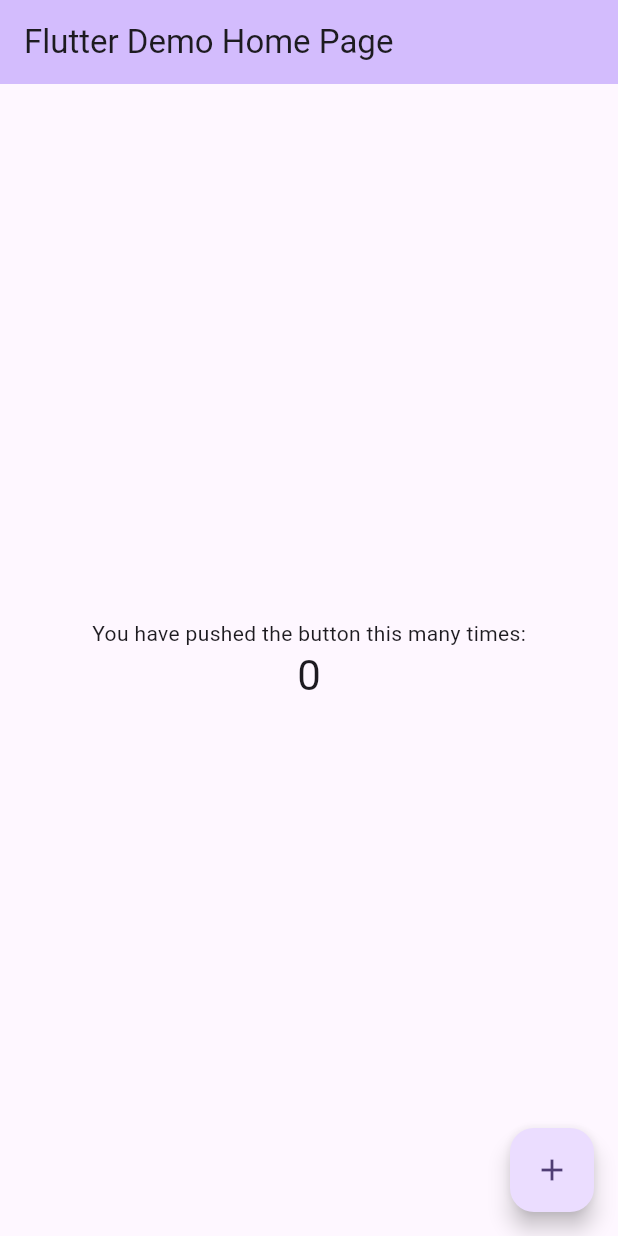
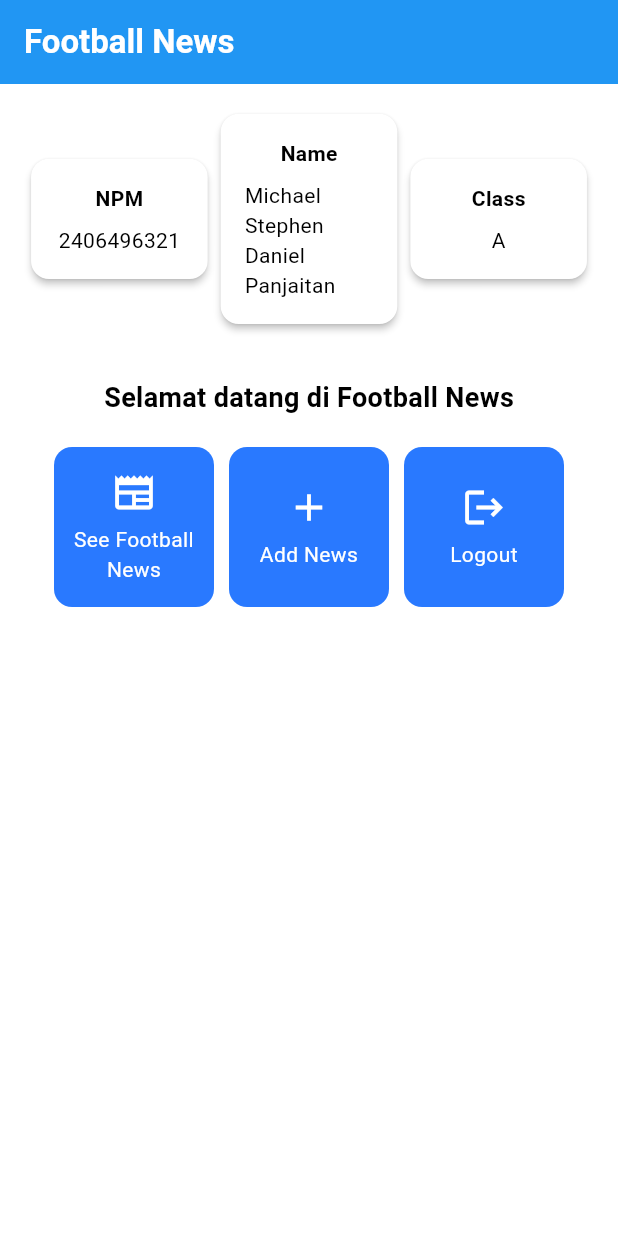
Before and after one commit to MikeyYaBoi/football-news-mobile, a Flutter app: the screen it shows after launch, on a phone screen of 412 x 824 dp. Run offline on Flutter 3.47's test engine with Material 3 defaults, Android fonts, the phone set to English and light mode, and no system bars.

Commit message:
Finished Tutorial 6

```diff
--- a/lib/main.dart
+++ b/lib/main.dart
@@ -1,4 +1,5 @@
 import 'package:flutter/material.dart';
+import 'package:football_news/menu.dart';
 
 void main() {
   runApp(const MyApp());
@@ -28,95 +29,10 @@ class MyApp extends StatelessWidget {
         //
         // This works for code too, not just values: Most code changes can be
         // tested with just a hot reload.
-        colorScheme: ColorScheme.fromSeed(seedColor: Colors.deepPurple),
+        colorScheme: ColorScheme.fromSwatch(primarySwatch: Colors.blue)
+        .copyWith(secondary: Colors.blueAccent[400]),
       ),
-      home: const MyHomePage(title: 'Flutter Demo Home Page'),
+      home:  MyHomePage(),
     );
   }
 }
-
-class MyHomePage extends StatefulWidget {
-  const MyHomePage({super.key, required this.title});
-
-  // This widget is the home page of your application. It is stateful, meaning
-  // that it has a State object (defined below) that contains fields that affect
-  // how it looks.
-
-  // This class is the configuration for the state. It holds the values (in this
-  // case the title) provided by the parent (in this case the App widget) and
-  // used by the build method of the State. Fields in a Widget subclass are
-  // always marked "final".
-
-  final String title;
-
-  @override
-  State<MyHomePage> createState() => _MyHomePageState();
-}
-
-class _MyHomePageState extends State<MyHomePage> {
-  int _counter = 0;
-
-  void _incrementCounter() {
-    setState(() {
-      // This call to setState tells the Flutter framework that something has
-      // changed in this State, which causes it to rerun the build method below
-      // so that the display can reflect the updated values. If we changed
-      // _counter without calling setState(), then the build method would not be
-      // called again, and so nothing would appear to happen.
-      _counter++;
-    });
-  }
-
-  @override
-  Widget build(BuildContext context) {
-    // This method is rerun every time setState is called, for instance as done
-    // by the _incrementCounter method above.
-    //
-    // The Flutter framework has been optimized to make rerunning build methods
-    // fast, so that you can just rebuild anything that needs updating rather
-    // than having to individually change instances of widgets.
-    return Scaffold(
-      appBar: AppBar(
-        // TRY THIS: Try changing the color here to a specific color (to
-        // Colors.amber, perhaps?) and trigger a hot reload to see the AppBar
-        // change color while the other colors stay the same.
-        backgroundColor: Theme.of(context).colorScheme.inversePrimary,
-        // Here we take the value from the MyHomePage object that was created by
-        // the App.build method, and use it to set our appbar title.
-        title: Text(widget.title),
-      ),
-      body: Center(
-        // Center is a layout widget. It takes a single child and positions it
-        // in the middle of the parent.
-        child: Column(
-          // Column is also a layout widget. It takes a list of children and
-          // arranges them vertically. By default, it sizes itself to fit its
-          // children horizontally, and tries to be as tall as its parent.
-          //
-          // Column has various properties to control how it sizes itself and
-          // how it positions its children. Here we use mainAxisAlignment to
-          // center the children vertically; the main axis here is the vertical
-          // axis because Columns are vertical (the cross axis would be
-          // horizontal).
-          //
-          // TRY THIS: Invoke "debug painting" (choose the "Toggle Debug Paint"
-          // action in the IDE, or press "p" in the console), to see the
-          // wireframe for each widget.
-          mainAxisAlignment: MainAxisAlignment.center,
-          children: <Widget>[
-            const Text('You have pushed the button this many times:'),
-            Text(
-              '$_counter',
-              style: Theme.of(context).textTheme.headlineMedium,
-            ),
-          ],
-        ),
-      ),
-      floatingActionButton: FloatingActionButton(
-        onPressed: _incrementCounter,
-        tooltip: 'Increment',
-        child: const Icon(Icons.add),
-      ), // This trailing comma makes auto-formatting nicer for build methods.
-    );
-  }
-}
--- /dev/null
+++ b/lib/menu.dart
@@ -0,0 +1,186 @@
+import 'package:flutter/material.dart';
+
+class MyHomePage extends StatelessWidget {
+    MyHomePage({super.key});
+
+    final String name = "Michael Stephen Daniel Panjaitan";
+    final String npm = "2406496321";
+    final String myClass = "A";
+
+    final List<ItemHomepage> items = [
+        ItemHomepage("See Football News", Icons.newspaper),
+        ItemHomepage("Add News", Icons.add),
+        ItemHomepage("Logout", Icons.logout),
+    ];
+
+    @override
+    Widget build(BuildContext context) {
+        return Scaffold(
+          // AppBar adalah bagian atas halaman yang menampilkan judul.
+          appBar: AppBar(
+            // Judul aplikasi "Football News" dengan teks putih dan tebal.
+            title: const Text(
+              'Football News',
+              style: TextStyle(
+                color: Colors.white,
+                fontWeight: FontWeight.bold,
+              ),
+            ),
+            // Warna latar belakang AppBar diambil dari skema warna tema aplikasi.
+            backgroundColor: Theme.of(context).colorScheme.primary,
+          ),
+          // Body halaman dengan padding di sekelilingnya.
+          body: Padding(
+            padding: const EdgeInsets.all(16.0),
+            // Menyusun widget secara vertikal dalam sebuah kolom.
+            child: Column(
+              crossAxisAlignment: CrossAxisAlignment.center,
+              children: [
+                // Row untuk menampilkan 3 InfoCard secara horizontal.
+                Row(
+                  mainAxisAlignment: MainAxisAlignment.spaceEvenly,
+                  children: [
+                    InfoCard(title: 'NPM', content: npm),
+                    InfoCard(title: 'Name', content: name),
+                    InfoCard(title: 'Class', content: myClass),
+                  ],
+                ),
+
+                // Memberikan jarak vertikal 16 unit.
+                const SizedBox(height: 16.0),
+
+                // Menempatkan widget berikutnya di tengah halaman.
+                Center(
+                  child: Column(
+                    // Menyusun teks dan grid item secara vertikal.
+
+                    children: [
+                      // Menampilkan teks sambutan dengan gaya tebal dan ukuran 18.
+                      const Padding(
+                        padding: EdgeInsets.only(top: 16.0),
+                        child: Text(
+                          'Selamat datang di Football News',
+                          style: TextStyle(
+                            fontWeight: FontWeight.bold,
+                            fontSize: 18.0,
+                          ),
+                        ),
+                      ),
+
+                      // Grid untuk menampilkan ItemCard dalam bentuk grid 3 kolom.
+                      GridView.count(
+                        primary: true,
+                        padding: const EdgeInsets.all(20),
+                        crossAxisSpacing: 10,
+                        mainAxisSpacing: 10,
+                        crossAxisCount: 3,
+                        // Agar grid menyesuaikan tinggi kontennya.
+                        shrinkWrap: true,
+
+                        // Menampilkan ItemCard untuk setiap item dalam list items.
+                        children: items.map((ItemHomepage item) {
+                          return ItemCard(item);
+                        }).toList(),
+                      ),
+                    ],
+                  ),
+                ),
+              ],
+            ),
+          ),
+        );
+    }
+}
+
+class InfoCard extends StatelessWidget {
+    // Kartu informasi yang menampilkan title dan content.
+
+    final String title;  // Judul kartu.
+    final String content;  // Isi kartu.
+
+    const InfoCard({super.key, required this.title, required this.content});
+
+    @override
+    Widget build(BuildContext context) {
+        return Card(
+          // Membuat kotak kartu dengan bayangan dibawahnya.
+          elevation: 2.0,
+              child: Container(
+                  // Mengatur ukuran dan jarak di dalam kartu.
+                  width: MediaQuery.of(context).size.width / 3.5, // menyesuaikan dengan lebar device yang digunakan.
+                  padding: const EdgeInsets.all(16.0),
+                  // Menyusun title dan content secara vertikal.
+                  child: Column(
+                      children: [
+                          Text(
+                              title,
+                              style: const TextStyle(fontWeight: FontWeight.bold),
+                          ),
+                          const SizedBox(height: 8.0),
+                          Text(content),
+                      ],
+                  ),
+              ),
+        );
+    }
+}
+
+class ItemHomepage {
+    final String name;
+    final IconData icon;
+
+    ItemHomepage(this.name, this.icon);
+}
+
+class ItemCard extends StatelessWidget {
+    // Menampilkan kartu dengan ikon dan nama.
+
+    final ItemHomepage item;
+
+    const ItemCard(this.item, {super.key});
+
+    @override
+    Widget build(BuildContext context) {
+        return Material(
+            // Menentukan warna latar belakang dari tema aplikasi.
+            color: Theme.of(context).colorScheme.secondary,
+            // Membuat sudut kartu melengkung.
+            borderRadius: BorderRadius.circular(12),
+
+            child: InkWell(
+              // Aksi ketika kartu ditekan.
+              onTap: () {
+                // Menampilkan pesan SnackBar saat kartu ditekan.
+                ScaffoldMessenger.of(context)
+                  ..hideCurrentSnackBar()
+                  ..showSnackBar(
+                    SnackBar(content: Text("Kamu telah menekan tombol ${item.name}!"))
+                  );
+              },
+              // Container untuk menyimpan Icon dan Text
+              child: Container(
+                  padding: const EdgeInsets.all(8),
+                    child: Center(
+                        child: Column(
+                            // Menyusun ikon dan teks di tengah kartu.
+                            mainAxisAlignment: MainAxisAlignment.center,
+                            children: [
+                                Icon(
+                                    item.icon,
+                                    color: Colors.white,
+                                    size: 30.0,
+                                ),
+                                const Padding(padding: EdgeInsets.all(3)),
+                                Text(
+                                    item.name,
+                                    textAlign: TextAlign.center,
+                                    style: const TextStyle(color: Colors.white),
+                                ),
+                            ],
+                        ),
+                    ),
+                ),
+            ),
+        );
+    }
+}
```
